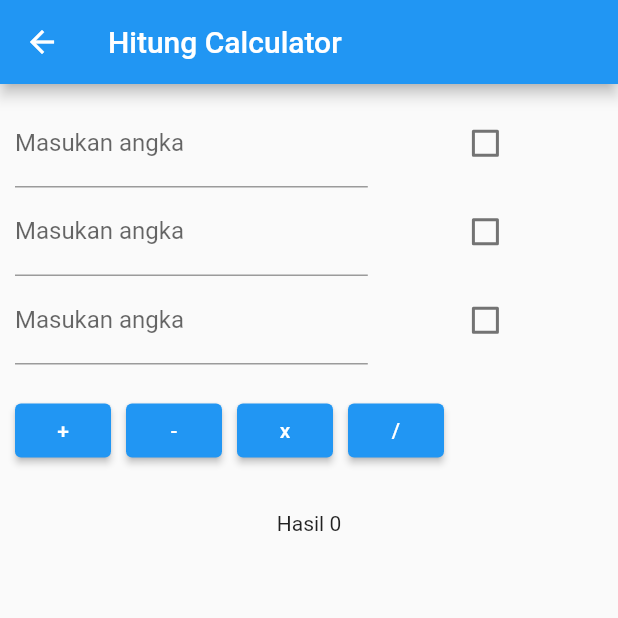
After one commit to RoisNewVersion/flutter_test_01, a Flutter app: the screen it shows after launch, after a tap on "Go to Soal 3A", on a phone screen of 412 x 824 dp, the top half of it. The commit adds this screen. Run offline on Flutter 3.47's test engine with Material 2 defaults, Android fonts, the phone set to English and light mode, and no system bars; our stand-ins replace flutter_bloc.

Commit message:
add soal 3a

```diff
--- /dev/null
+++ b/lib/bloc/bloc_3a/bloc_hitung_calculator.dart
@@ -0,0 +1,38 @@
+import 'package:flutter_bloc/flutter_bloc.dart';
+import 'package:flutter_testapp/bloc/bloc_3a/hitung_calculator_event.dart';
+import 'package:flutter_testapp/bloc/bloc_3a/hitung_calculator_state.dart';
+import 'package:flutter_testapp/repositories/simple_calculator_repository.dart';
+
+class BlocHitungCalculator extends Bloc<HitungCalculatorEvent, HitungCalculatorState> {
+  final SimpleCalculatorRepository _simpleCalculatorRepository = SimpleCalculatorRepository();
+
+  BlocHitungCalculator() : super(OnInitialTextFieldCalculator([])) {
+    //
+    on<OnCalculatorInitial>((event, emit) {
+      _simpleCalculatorRepository.addCalculatorList(event.calculatorModel);
+      emit(OnInitialHitungCalculator(_simpleCalculatorRepository.calculatorList));
+    });
+    on<OnChangeTextField>((event, emit) {
+      int index = event.index;
+      _simpleCalculatorRepository.calculatorList[index].value = event.value;
+      emit(OnInitialHitungCalculator(_simpleCalculatorRepository.calculatorList));
+    });
+    on<OnChangeCheckbox>((event, emit) {
+      int index = event.index;
+      _simpleCalculatorRepository.calculatorList[index].checked = event.value;
+      emit(OnInitialHitungCalculator(_simpleCalculatorRepository.calculatorList));
+    });
+    // operasi penambahan
+    on<OnPlusPressed>((event, emit) async {
+      emit(OnLoadingHitungCalculator());
+      await Future.delayed(const Duration(milliseconds: 500));
+      try {
+        num result = _simpleCalculatorRepository.calculateOperation(event);
+        emit(OnSuccessHitungCalculator('Hasil kalkulasi + = ${result.toString()}'));
+      } on Exception catch (e) {
+        print(e.toString());
+        emit(OnErrorHitungCalculator(e.toString()));
+      }
+    });
+  }
+}
--- /dev/null
+++ b/lib/bloc/bloc_3a/hitung_calculator_event.dart
@@ -0,0 +1,33 @@
+import 'package:flutter_testapp/models/calculator_model.dart';
+
+abstract class HitungCalculatorEvent {
+  HitungCalculatorEvent();
+}
+
+class OnCalculatorInitial extends HitungCalculatorEvent {
+  final CalculatorModel calculatorModel;
+
+  OnCalculatorInitial(this.calculatorModel);
+}
+
+class OnChangeTextField extends HitungCalculatorEvent {
+  final int index;
+  final int value;
+
+  OnChangeTextField(this.index, this.value);
+}
+
+class OnChangeCheckbox extends HitungCalculatorEvent {
+  final int index;
+  final bool value;
+
+  OnChangeCheckbox(this.index, this.value);
+}
+
+class OnPlusPressed extends HitungCalculatorEvent {}
+
+class OnMinusPressed extends HitungCalculatorEvent {}
+
+class OnMultiplyPressed extends HitungCalculatorEvent {}
+
+class OnDevidePressed extends HitungCalculatorEvent {}
--- /dev/null
+++ b/lib/bloc/bloc_3a/hitung_calculator_state.dart
@@ -0,0 +1,29 @@
+import 'package:flutter_testapp/models/calculator_model.dart';
+
+abstract class HitungCalculatorState {}
+
+class OnInitialTextFieldCalculator extends HitungCalculatorState {
+  final List<CalculatorModel> calculatorModel;
+
+  OnInitialTextFieldCalculator(this.calculatorModel);
+}
+
+class OnInitialHitungCalculator extends HitungCalculatorState {
+  final List<CalculatorModel> calculatorModel;
+
+  OnInitialHitungCalculator(this.calculatorModel);
+}
+
+class OnLoadingHitungCalculator extends HitungCalculatorState {}
+
+class OnErrorHitungCalculator extends HitungCalculatorState {
+  final String pesan;
+
+  OnErrorHitungCalculator(this.pesan);
+}
+
+class OnSuccessHitungCalculator extends HitungCalculatorState {
+  final String pesan;
+
+  OnSuccessHitungCalculator(this.pesan);
+}
--- a/lib/main.dart
+++ b/lib/main.dart
@@ -1,6 +1,7 @@
 import 'package:flutter/material.dart';
 import 'package:flutter_testapp/page/hitung_bunga_6bulan.dart';
 import 'package:flutter_testapp/page/hitung_bunga_bulan_bebas.dart';
+import 'package:flutter_testapp/page/hitung_calculator.dart';
 import 'package:flutter_testapp/page/hitung_sewa_kost.dart';
 
 void main() {
@@ -63,7 +64,14 @@ class MyPage extends StatelessWidget {
                   },
                   child: const Text('Go to Soal 2B')),
               const SizedBox(height: 10),
-              ElevatedButton(onPressed: () {}, child: const Text('Go to Soal ')),
+              ElevatedButton(
+                onPressed: () {
+                  Navigator.of(context).push(
+                    MaterialPageRoute(builder: (context) => const HitungCalculator()),
+                  );
+                },
+                child: const Text('Go to Soal 3A'),
+              ),
             ],
           ),
         ),
--- /dev/null
+++ b/lib/models/calculator_model.dart
@@ -0,0 +1,6 @@
+class CalculatorModel {
+  int? value;
+  bool checked;
+
+  CalculatorModel(this.value, this.checked);
+}
--- /dev/null
+++ b/lib/page/hitung_calculator.dart
@@ -0,0 +1,128 @@
+import 'package:flutter/material.dart';
+import 'package:flutter_bloc/flutter_bloc.dart';
+import 'package:flutter_testapp/bloc/bloc_3a/bloc_hitung_calculator.dart';
+import 'package:flutter_testapp/bloc/bloc_3a/hitung_calculator_event.dart';
+import 'package:flutter_testapp/bloc/bloc_3a/hitung_calculator_state.dart';
+import 'package:flutter_testapp/models/calculator_model.dart';
+
+class HitungCalculator extends StatefulWidget {
+  const HitungCalculator({super.key});
+
+  @override
+  State<HitungCalculator> createState() => _HitungCalculatorState();
+}
+
+class _HitungCalculatorState extends State<HitungCalculator> {
+  @override
+  Widget build(BuildContext context) {
+    return Scaffold(
+      appBar: AppBar(
+        title: const Text('Hitung Calculator'),
+      ),
+      body: BlocProvider(
+        create: (_) => BlocHitungCalculator()
+          ..add(OnCalculatorInitial(CalculatorModel(null, false)))
+          ..add(OnCalculatorInitial(CalculatorModel(null, false)))
+          ..add(OnCalculatorInitial(CalculatorModel(null, false))),
+        child: SingleChildScrollView(
+          physics: const ScrollPhysics(),
+          padding: const EdgeInsets.all(10),
+          child: Column(
+            children: [
+              BlocConsumer<BlocHitungCalculator, HitungCalculatorState>(
+                buildWhen: (previous, current) {
+                  return current is OnInitialHitungCalculator;
+                },
+                builder: (context, state) {
+                  if (state is OnInitialHitungCalculator) {
+                    return ListView.builder(
+                      shrinkWrap: true,
+                      itemCount: state.calculatorModel.length,
+                      itemBuilder: (context, index) {
+                        final rowData = state.calculatorModel[index];
+                        return Row(
+                          children: [
+                            Expanded(
+                              flex: 6,
+                              child: TextFormField(
+                                initialValue: rowData.value != null ? rowData.value.toString() : '',
+                                keyboardType: TextInputType.number,
+                                decoration: const InputDecoration(labelText: 'Masukan angka'),
+                                onChanged: (val) {
+                                  if (val != '') {
+                                    int valueParsed = int.parse(val);
+                                    context.read<BlocHitungCalculator>().add(OnChangeTextField(index, valueParsed));
+                                  } else {
+                                    context.read<BlocHitungCalculator>().add(OnChangeTextField(index, 0));
+                                  }
+                                },
+                              ),
+                            ),
+                            Expanded(
+                              flex: 4,
+                              child: Checkbox(
+                                value: rowData.checked,
+                                onChanged: (val) {
+                                  //
+                                  debugPrint(val.toString());
+                                  bool valueParsed = val!;
+                                  context.read<BlocHitungCalculator>().add(OnChangeCheckbox(index, valueParsed));
+                                },
+                              ),
+                            )
+                          ],
+                        );
+                      },
+                    );
+                  }
+                  return Container();
+                },
+                listener: (context, state) {
+                  if (state is OnErrorHitungCalculator) {
+                    ScaffoldMessenger.of(context).showSnackBar(SnackBar(
+                      backgroundColor: Colors.red,
+                      content: Text(state.pesan),
+                    ));
+                  }
+                },
+              ),
+              const SizedBox(height: 20),
+              Builder(
+                builder: (context) {
+                  return Row(
+                    children: [
+                      ElevatedButton(
+                        onPressed: () {
+                          context.read<BlocHitungCalculator>().add(OnPlusPressed());
+                        },
+                        child: const Text('+'),
+                      ),
+                      const SizedBox(width: 10),
+                      ElevatedButton(onPressed: () {}, child: const Text('-')),
+                      const SizedBox(width: 10),
+                      ElevatedButton(onPressed: () {}, child: const Text('x')),
+                      const SizedBox(width: 10),
+                      ElevatedButton(onPressed: () {}, child: const Text('/')),
+                    ],
+                  );
+                },
+              ),
+              const SizedBox(height: 30),
+              BlocBuilder<BlocHitungCalculator, HitungCalculatorState>(
+                builder: (context, state) {
+                  if (state is OnLoadingHitungCalculator) {
+                    return const Center(child: CircularProgressIndicator());
+                  }
+                  if (state is OnSuccessHitungCalculator) {
+                    return Text(state.pesan);
+                  }
+                  return const Text('Hasil 0');
+                },
+              ),
+            ],
+          ),
+        ),
+      ),
+    );
+  }
+}
```
Also changed, not shown: lib/repositories/simple_calculator_repository.dart (added, +61 -0 lines).
